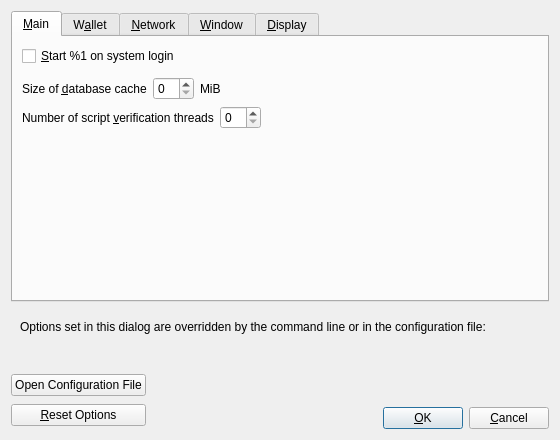
Before: the Qt Designer form src/qt/forms/optionsdialog.ui in BlackcoinDev/blackcoin-amore, drawn with Qt 5.
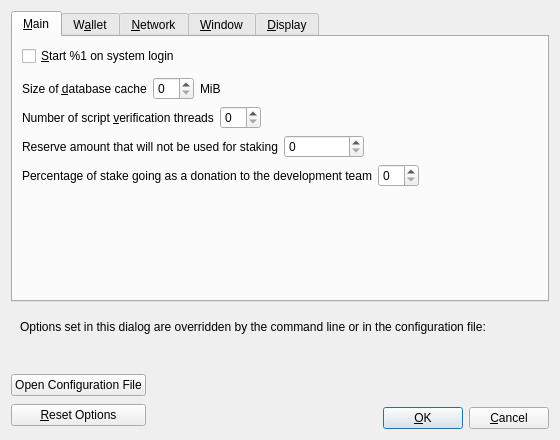
After: the same form once the commit is applied. Custom widgets are drawn as their Qt base class.

```diff
--- a/src/qt/forms/optionsdialog.ui
+++ b/src/qt/forms/optionsdialog.ui
@@ -130,6 +130,98 @@
          </item>
         </layout>
        </item>
+       <item>
+        <layout class="QHBoxLayout" name="horizontalLayout_Main_ReserveBalanceLabel">
+         <item>
+          <widget class="QLabel" name="reserveBalanceLabel">
+           <property name="text">
+            <string>Reserve amount that will not be used for staking</string>
+           </property>
+           <property name="textFormat">
+            <enum>Qt::PlainText</enum>
+           </property>
+           <property name="buddy">
+            <cstring>reserveBalance</cstring>
+           </property>
+          </widget>
+         </item>
+         <item>
+          <widget class="BitcoinAmountField" name="reserveBalance">
+           <property name="sizePolicy">
+             <sizepolicy hsizetype="Fixed" vsizetype="Fixed">
+             <horstretch>0</horstretch>
+             <verstretch>0</verstretch>
+             </sizepolicy>
+           </property>
+           <property name="minimumSize">
+             <size>
+             <width>80</width>
+             <height>0</height>
+             </size>
+           </property>
+           <property name="maximumSize">
+             <size>
+             <width>1000</width>
+             <height>100</height>
+             </size>
+           </property>
+           <property name="toolTip">
+            <string>Reserve amount that will not be used for staking</string>
+           </property>
+          </widget>
+         </item>
+         <item>
+          <spacer name="horizontalSpacer_Main_ReserveBalance">
+           <property name="orientation">
+            <enum>Qt::Horizontal</enum>
+           </property>
+           <property name="sizeHint" stdset="0">
+            <size>
+             <width>40</width>
+             <height>20</height>
+            </size>
+           </property>
+          </spacer>
+         </item>
+        </layout>
+       </item>
+       <item>
+        <layout class="QHBoxLayout" name="horizontalLayout_Main_DonationsLabel">
+         <item>
+          <widget class="QLabel" name="donationPercentageLabel">
+           <property name="text">
+            <string>Percentage of stake going as a donation to the development team</string>
+           </property>
+           <property name="textFormat">
+            <enum>Qt::PlainText</enum>
+           </property>
+           <property name="buddy">
+            <cstring>donationPercentage</cstring>
+           </property>
+          </widget>
+         </item>
+         <item>
+          <widget class="QSpinBox" name="donationPercentage">
+           <property name="toolTip">
+            <string>(set preferrable value in %)</string>
+           </property>
+          </widget>
+         </item>
+         <item>
+          <spacer name="horizontalSpacer_Main_Donations">
+           <property name="orientation">
+            <enum>Qt::Horizontal</enum>
+           </property>
+           <property name="sizeHint" stdset="0">
+            <size>
+             <width>40</width>
+             <height>20</height>
+            </size>
+           </property>
+          </spacer>
+         </item>
+        </layout>
+       </item>
        <item>
         <spacer name="verticalSpacer_Main">
          <property name="orientation">
@@ -990,6 +1082,11 @@
    <extends>QComboBox</extends>
    <header>qt/qvaluecombobox.h</header>
   </customwidget>
+  <customwidget>
+   <class>BitcoinAmountField</class>
+   <extends>QSpinBox</extends>
+   <header>qt/bitcoinamountfield.h</header>
+  </customwidget>
  </customwidgets>
  <resources/>
  <connections/>
```
